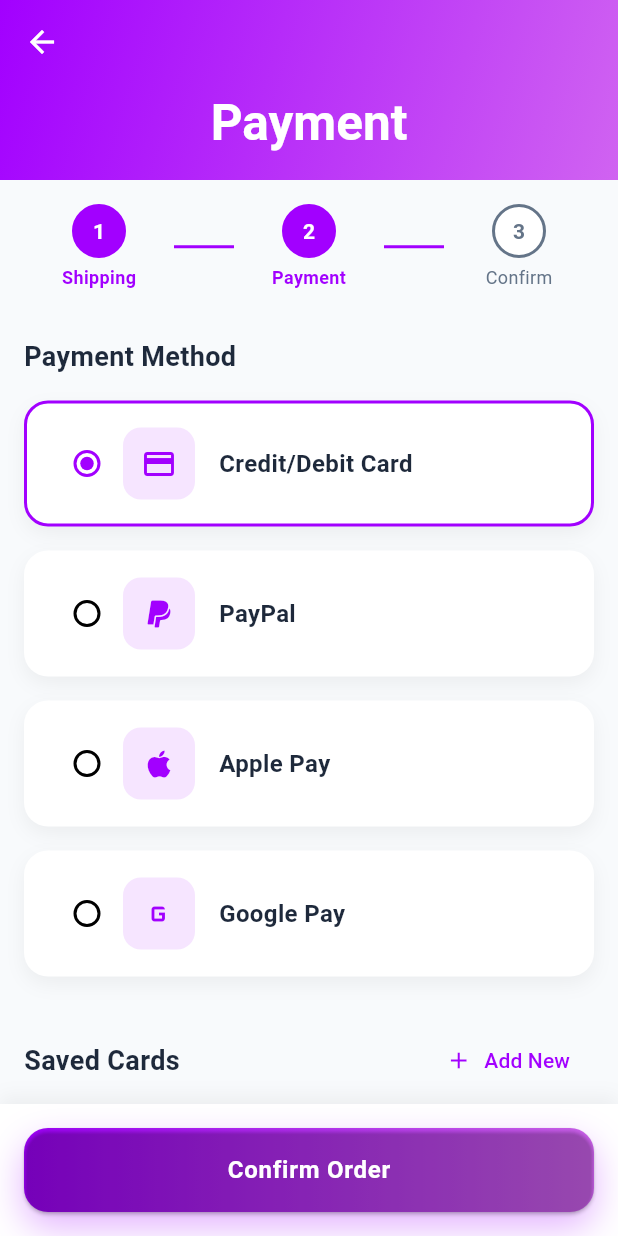
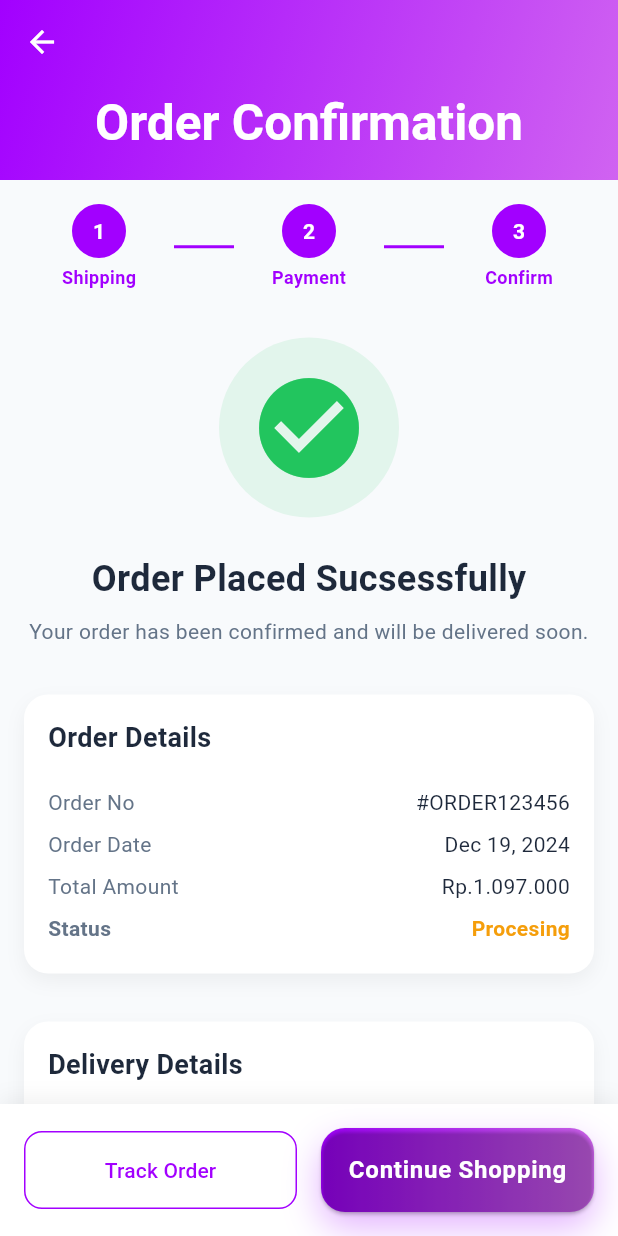
Before and after one commit to FarhanDev2025/uas-semester-4, a Flutter app: the PaymentScreen screen opened directly, after a tap on "Confirm Order", on a phone screen of 412 x 824 dp. Run offline on Flutter 3.47's test engine with Material 3 defaults, Android fonts, the phone set to English and light mode, and no system bars; Roboto replaces fonts that are missing (Poppins).

Commit message:
Tambah order_confirmation_screen di part_3

```diff
--- a/lib/screens/checkout_screen.dart
+++ b/lib/screens/checkout_screen.dart
@@ -425,6 +425,7 @@ class _CheckoutScreenState extends State<CheckoutScreen> {
                     ],
                   ),
                 ),
+                SizedBox(height: 100),
               ],
             ),
           ),
--- /dev/null
+++ b/lib/screens/order_confirmation_screen.dart
@@ -0,0 +1,451 @@
+import 'package:app_jualan/screens/main_screen.dart';
+import 'package:app_jualan/theme/theme.dart';
+import 'package:app_jualan/widgets/gradient_button.dart';
+import 'package:flutter/material.dart';
+
+class OrderConfirmationScreen extends StatefulWidget {
+  const OrderConfirmationScreen({super.key});
+
+  @override
+  State<OrderConfirmationScreen> createState() =>
+      _OrderConfirmationScreenState();
+}
+
+class _OrderConfirmationScreenState extends State<OrderConfirmationScreen> {
+  Widget _buildStep(int number, String title, bool isActive) {
+    return Expanded(
+      child: Column(
+        children: [
+          Container(
+            width: 36,
+            height: 36,
+            decoration: BoxDecoration(
+              shape: BoxShape.circle,
+              color: isActive ? AppTheme.primaryColor : Colors.white,
+              border: Border.all(
+                color:
+                    isActive ? AppTheme.primaryColor : AppTheme.textSecondary,
+                width: 2,
+              ),
+            ),
+            child: Center(
+              child: Text(
+                number.toString(),
+                style: TextStyle(
+                  color: isActive ? Colors.white : AppTheme.textSecondary,
+                  fontWeight: FontWeight.bold,
+                ),
+              ),
+            ),
+          ),
+          SizedBox(height: 4),
+          Text(
+            title,
+            style: TextStyle(
+              color: isActive ? AppTheme.primaryColor : AppTheme.textSecondary,
+              fontSize: 12,
+              fontWeight: isActive ? FontWeight.bold : FontWeight.normal,
+            ),
+          ),
+        ],
+      ),
+    );
+  }
+
+  Widget _buildStepConnector(bool isActive) {
+    return Container(
+      width: 40,
+      height: 2,
+      color:
+          isActive
+              ? AppTheme.primaryColor
+              : AppTheme.textSecondary.withOpacity(0.2),
+    );
+  }
+
+  Widget _buildDetailRow(
+    String label,
+    String value, {
+    bool isBold = false,
+    Color? valueColor,
+  }) {
+    return Padding(
+      padding: EdgeInsets.symmetric(vertical: 4),
+      child: Row(
+        mainAxisAlignment: MainAxisAlignment.spaceBetween,
+        children: [
+          Text(
+            label,
+            style: TextStyle(
+              fontSize: 14,
+              fontWeight: isBold ? FontWeight.bold : FontWeight.normal,
+              color: AppTheme.textSecondary,
+            ),
+          ),
+          Text(
+            value,
+            style: TextStyle(
+              fontSize: 14,
+              fontWeight: isBold ? FontWeight.bold : FontWeight.normal,
+              color: valueColor ?? AppTheme.textPrimary,
+            ),
+          ),
+        ],
+      ),
+    );
+  }
+
+  @override
+  Widget build(BuildContext context) {
+    return Scaffold(
+      backgroundColor: AppTheme.backgroundColor,
+      body: CustomScrollView(
+        slivers: [
+          SliverAppBar(
+            foregroundColor: Colors.white,
+            pinned: true,
+            expandedHeight: 120,
+            backgroundColor: Colors.transparent,
+            flexibleSpace: Container(
+              decoration: BoxDecoration(
+                gradient: LinearGradient(
+                  colors: AppTheme.primaryGradient,
+                  begin: Alignment.topLeft,
+                  end: Alignment.bottomRight,
+                ),
+              ),
+              child: FlexibleSpaceBar(
+                title: Text(
+                  "Order Confirmation",
+                  style: TextStyle(
+                    color: Colors.white,
+                    fontWeight: FontWeight.bold,
+                  ),
+                ),
+                centerTitle: true,
+              ),
+            ),
+          ),
+          SliverToBoxAdapter(
+            child: Column(
+              children: [
+                Container(
+                  padding: EdgeInsets.all(16),
+                  child: Row(
+                    children: [
+                      _buildStep(1, 'Shipping', true),
+                      _buildStepConnector(true),
+                      _buildStep(2, 'Payment', true),
+                      _buildStepConnector(true),
+                      _buildStep(3, 'Confirm', true),
+                    ],
+                  ),
+                ),
+                Container(
+                  padding: EdgeInsets.all(16),
+                  child: Column(
+                    children: [
+                      Container(
+                        height: 120,
+                        width: 120,
+                        decoration: BoxDecoration(
+                          color: AppTheme.succes.withOpacity(0.1),
+                          shape: BoxShape.circle,
+                        ),
+                        child: Icon(
+                          Icons.check_circle,
+                          size: 80,
+                          color: AppTheme.succes,
+                        ),
+                      ),
+                      SizedBox(height: 24),
+                      Text(
+                        "Order Placed Sucsessfully",
+                        style: TextStyle(
+                          fontSize: 24,
+                          fontWeight: FontWeight.bold,
+                          color: AppTheme.textPrimary,
+                        ),
+                      ),
+                      SizedBox(height: 8),
+                      Text(
+                        "Your order has been confirmed and will be delivered soon.",
+                        textAlign: TextAlign.center,
+                        style: TextStyle(
+                          fontSize: 14,
+                          color: AppTheme.textSecondary,
+                        ),
+                      ),
+                    ],
+                  ),
+                ),
+                Container(
+                  margin: EdgeInsets.all(16),
+                  padding: EdgeInsets.all(16),
+                  decoration: BoxDecoration(
+                    color: Colors.white,
+                    borderRadius: BorderRadius.circular(16),
+                    boxShadow: [
+                      BoxShadow(
+                        color: Colors.black.withOpacity(0.05),
+                        blurRadius: 10,
+                        offset: Offset(0, 5),
+                      ),
+                    ],
+                  ),
+                  child: Column(
+                    crossAxisAlignment: CrossAxisAlignment.start,
+                    children: [
+                      Text(
+                        "Order Details",
+                        style: TextStyle(
+                          fontSize: 18,
+                          fontWeight: FontWeight.bold,
+                          color: AppTheme.textPrimary,
+                        ),
+                      ),
+                      SizedBox(height: 16),
+                      _buildDetailRow('Order No', "#ORDER123456"),
+                      _buildDetailRow('Order Date', "Dec 19, 2024"),
+                      _buildDetailRow('Total Amount', "Rp.1.097.000"),
+                      _buildDetailRow(
+                        'Status',
+                        "Procesing",
+                        valueColor: AppTheme.warning,
+                        isBold: true,
+                      ),
+                    ],
+                  ),
+                ),
+                Container(
+                  margin: EdgeInsets.all(16),
+                  padding: EdgeInsets.all(16),
+                  decoration: BoxDecoration(
+                    color: Colors.white,
+                    borderRadius: BorderRadius.circular(16),
+                    boxShadow: [
+                      BoxShadow(
+                        color: Colors.black.withOpacity(0.05),
+                        blurRadius: 10,
+                        offset: Offset(0, 5),
+                      ),
+                    ],
+                  ),
+                  child: Column(
+                    crossAxisAlignment: CrossAxisAlignment.start,
+                    children: [
+                      Text(
+                        "Delivery Details",
+                        style: TextStyle(
+                          fontSize: 18,
+                          fontWeight: FontWeight.bold,
+                          color: AppTheme.textPrimary,
+                        ),
+                      ),
+                      SizedBox(height: 16),
+                      Row(
+                        children: [
+                          Container(
+                            padding: EdgeInsets.all(12),
+                            decoration: BoxDecoration(
+                              color: AppTheme.primaryColor.withOpacity(0.1),
+                              borderRadius: BorderRadius.circular(12),
+                            ),
+                            child: Icon(
+                              Icons.location_on_outlined,
+                              color: AppTheme.primaryColor,
+                            ),
+                          ),
+                          SizedBox(width: 16),
+                          Expanded(
+                            child: Column(
+                              crossAxisAlignment: CrossAxisAlignment.start,
+                              children: [
+                                Text(
+                                  "Delivery Address",
+                                  style: TextStyle(
+                                    fontSize: 14,
+                                    color: AppTheme.textSecondary,
+                                  ),
+                                ),
+                                Text(
+                                  "123 Main Stree, Apt 48\nNew York, NY 10001\nUnited States",
+                                  style: TextStyle(color: AppTheme.textPrimary),
+                                ),
+                                SizedBox(height: 4),
+                              ],
+                            ),
+                          ),
+                        ],
+                      ),
+                      SizedBox(height: 16),
+                      Divider(),
+                      SizedBox(height: 16),
+                      Row(
+                        children: [
+                          Container(
+                            padding: EdgeInsets.all(12),
+                            decoration: BoxDecoration(
+                              color: AppTheme.primaryColor.withOpacity(0.1),
+                              borderRadius: BorderRadius.circular(12),
+                            ),
+                            child: Icon(
+                              Icons.local_shipping_outlined,
+                              color: AppTheme.primaryColor,
+                            ),
+                          ),
+                          SizedBox(width: 16),
+                          Expanded(
+                            child: Column(
+                              crossAxisAlignment: CrossAxisAlignment.start,
+                              children: [
+                                Text(
+                                  "Delivery Method",
+                                  style: TextStyle(
+                                    fontSize: 14,
+                                    color: AppTheme.textSecondary,
+                                  ),
+                                ),
+                                Text(
+                                  "Express Delivery (1-2 business days)",
+                                  style: TextStyle(color: AppTheme.textPrimary),
+                                ),
+                                SizedBox(height: 4),
+                              ],
+                            ),
+                          ),
+                        ],
+                      ),
+                    ],
+                  ),
+                ),
+                Container(
+                  margin: EdgeInsets.all(16),
+                  padding: EdgeInsets.all(16),
+                  decoration: BoxDecoration(
+                    color: Colors.white,
+                    borderRadius: BorderRadius.circular(16),
+                    boxShadow: [
+                      BoxShadow(
+                        color: Colors.black.withOpacity(0.05),
+                        blurRadius: 10,
+                        offset: Offset(0, 5),
+                      ),
+                    ],
+                  ),
+                  child: Column(
+                    crossAxisAlignment: CrossAxisAlignment.start,
+                    children: [
+                      Text(
+                        "Payment Details",
+                        style: TextStyle(
+                          fontSize: 18,
+                          fontWeight: FontWeight.bold,
+                          color: AppTheme.textPrimary,
+                        ),
+                      ),
+                      SizedBox(height: 16),
+                      Row(
+                        children: [
+                          Container(
+                            padding: EdgeInsets.all(12),
+                            decoration: BoxDecoration(
+                              color: AppTheme.primaryColor.withOpacity(0.1),
+                              borderRadius: BorderRadius.circular(12),
+                            ),
+                            child: Icon(
+                              Icons.credit_card,
+                              color: AppTheme.primaryColor,
+                            ),
+                          ),
+                          SizedBox(width: 16),
+                          Expanded(
+                            child: Column(
+                              crossAxisAlignment: CrossAxisAlignment.start,
+                              children: [
+                                Text(
+                                  "Payment Method",
+                                  style: TextStyle(
+                                    fontSize: 14,
+                                    color: AppTheme.textSecondary,
+                                  ),
+                                ),
+                                Text(
+                                  "Credit Card **** **** **** 1234",
+                                  style: TextStyle(color: AppTheme.textPrimary),
+                                ),
+                                SizedBox(height: 4),
+                              ],
+                            ),
+                          ),
+                        ],
+                      ),
+                      SizedBox(height: 16),
+                      Divider(),
+                      SizedBox(height: 16),
+                      _buildDetailRow('Subtotal', "Rp.987.000"),
+                      _buildDetailRow('Shipping', "Rp.90.000"),
+                      _buildDetailRow('Tax', "Rp.190.000"),
+                      Divider(height: 24),
+                      _buildDetailRow(
+                        'Total',
+                        "Rp.1.367.000",
+                        isBold: true,
+                        valueColor: AppTheme.primaryColor,
+                      ),
+                    ],
+                  ),
+                ),
+                SizedBox(height: 100),
+              ],
+            ),
+          ),
+        ],
+      ),
+      bottomSheet: Container(
+        padding: EdgeInsets.all(16),
+        decoration: BoxDecoration(
+          color: Colors.white,
+          boxShadow: [
+            BoxShadow(
+              color: Colors.black.withOpacity(0.05),
+              blurRadius: 10,
+              offset: Offset(0, -5),
+            ),
+          ],
+        ),
+        child: SafeArea(
+          child: Row(
+            children: [
+              Expanded(
+                child: OutlinedButton(
+                  onPressed: () {},
+                  style: OutlinedButton.styleFrom(
+                    padding: EdgeInsets.symmetric(vertical: 16),
+                    side: BorderSide(color: AppTheme.primaryColor),
+                    shape: RoundedRectangleBorder(
+                      borderRadius: BorderRadius.circular(12),
+                    ),
+                  ),
+                  child: Text("Track Order"),
+                ),
+              ),
+              SizedBox(width: 16),
+              Expanded(
+                child: GradientButton(
+                  text: "Continue Shopping",
+                  onPressed: () {
+                    Navigator.push(
+                      context,
+                      MaterialPageRoute(builder: (context) => MainScreen()),
+                    );
+                  },
+                ),
+              ),
+            ],
+          ),
+        ),
+      ),
+    );
+  }
+}
--- a/lib/screens/payment_screen.dart
+++ b/lib/screens/payment_screen.dart
@@ -1,3 +1,4 @@
+import 'package:app_jualan/screens/order_confirmation_screen.dart';
 import 'package:app_jualan/theme/theme.dart';
 import 'package:app_jualan/widgets/gradient_button.dart';
 import 'package:flutter/material.dart';
@@ -225,10 +226,10 @@ class _PaymentScreenState extends State<PaymentScreen> {
           child: GradientButton(
             text: "Confirm Order",
             onPressed: () {
-              // Navigator.push(
-              //   context,
-              //   MaterialPageRoute(builder: (context) => CheckoutScreen()),
-              // );
+              Navigator.push(
+                context,
+                MaterialPageRoute(builder: (context) => OrderConfirmationScreen()),
+              );
             },
           ),
         ),
```
